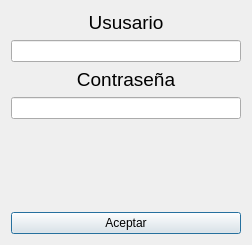
The window that login.ui (Ladis72/tienda) describes before a commit, drawn with Qt 5.
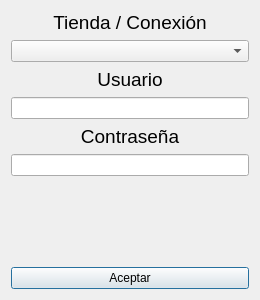
The same window after the commit. Icons and pictures are not drawn.

What changed in the file:
```diff
--- a/login.ui
+++ b/login.ui
@@ -9,8 +9,8 @@
    <rect>
     <x>0</x>
     <y>0</y>
-    <width>252</width>
-    <height>245</height>
+    <width>260</width>
+    <height>300</height>
    </rect>
   </property>
   <property name="windowTitle">
@@ -21,7 +21,43 @@
     <normaloff>:/imagenes/Emeicjac logo.jpg</normaloff>:/imagenes/Emeicjac logo.jpg</iconset>
   </property>
   <layout class="QGridLayout" name="gridLayout">
+   <item row="0" column="0">
+    <widget class="QLabel" name="labelTienda">
+     <property name="font">
+      <font>
+       <pointsize>14</pointsize>
+      </font>
+     </property>
+     <property name="text">
+      <string>Tienda / Conexión</string>
+     </property>
+     <property name="alignment">
+      <set>Qt::AlignmentFlag::AlignCenter</set>
+     </property>
+    </widget>
+   </item>
+   <item row="1" column="0">
+    <widget class="QComboBox" name="comboBoxTienda"/>
+   </item>
    <item row="2" column="0">
+    <widget class="QLabel" name="label">
+     <property name="font">
+      <font>
+       <pointsize>14</pointsize>
+      </font>
+     </property>
+     <property name="text">
+      <string>Usuario</string>
+     </property>
+     <property name="alignment">
+      <set>Qt::AlignmentFlag::AlignCenter</set>
+     </property>
+    </widget>
+   </item>
+   <item row="3" column="0">
+    <widget class="QLineEdit" name="lineEditUser"/>
+   </item>
+   <item row="4" column="0">
     <widget class="QLabel" name="label_2">
      <property name="font">
       <font>
@@ -36,39 +72,21 @@
      </property>
     </widget>
    </item>
-   <item row="1" column="0">
-    <widget class="QLineEdit" name="lineEditUser"/>
-   </item>
-   <item row="3" column="0">
+   <item row="5" column="0">
     <widget class="QLineEdit" name="lineEditpwd">
      <property name="echoMode">
       <enum>QLineEdit::EchoMode::Password</enum>
      </property>
     </widget>
    </item>
-   <item row="0" column="0">
-    <widget class="QLabel" name="label">
-     <property name="font">
-      <font>
-       <pointsize>14</pointsize>
-      </font>
-     </property>
-     <property name="text">
-      <string>Ususario</string>
-     </property>
-     <property name="alignment">
-      <set>Qt::AlignmentFlag::AlignCenter</set>
-     </property>
-    </widget>
-   </item>
-   <item row="5" column="0">
+   <item row="7" column="0">
     <widget class="QPushButton" name="pushButton">
      <property name="text">
       <string>Aceptar</string>
      </property>
     </widget>
    </item>
-   <item row="4" column="0">
+   <item row="6" column="0">
     <spacer name="verticalSpacer">
      <property name="orientation">
       <enum>Qt::Orientation::Vertical</enum>
```
Left out of the diff: 1 changed line with no effect on the pictures.
